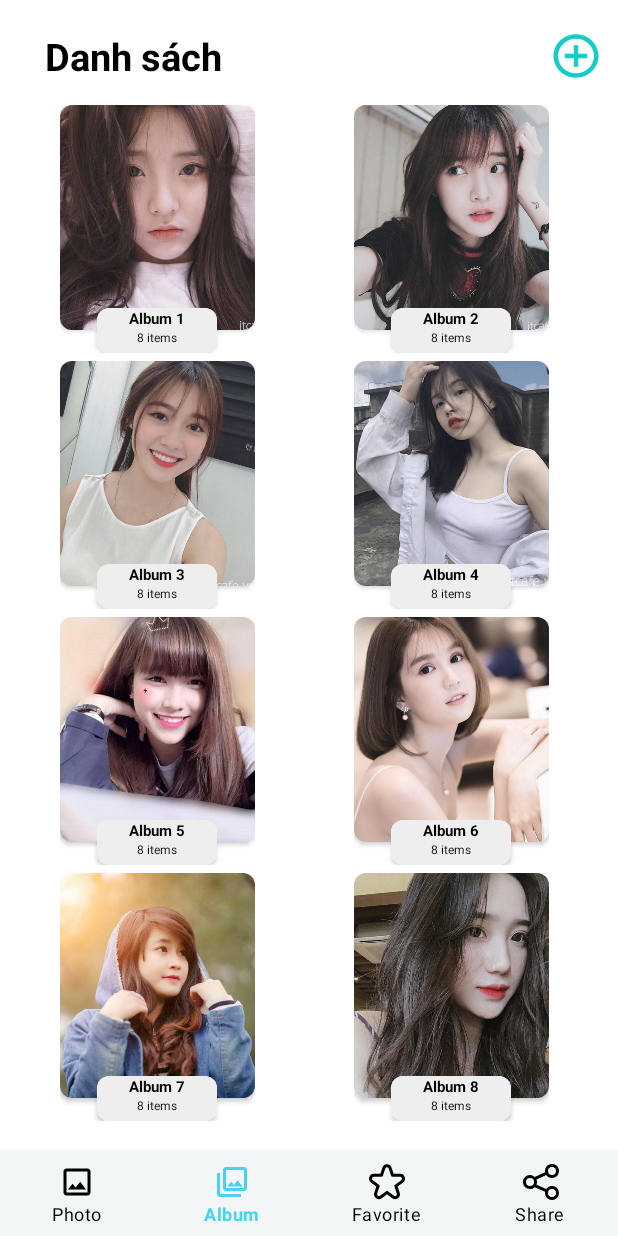
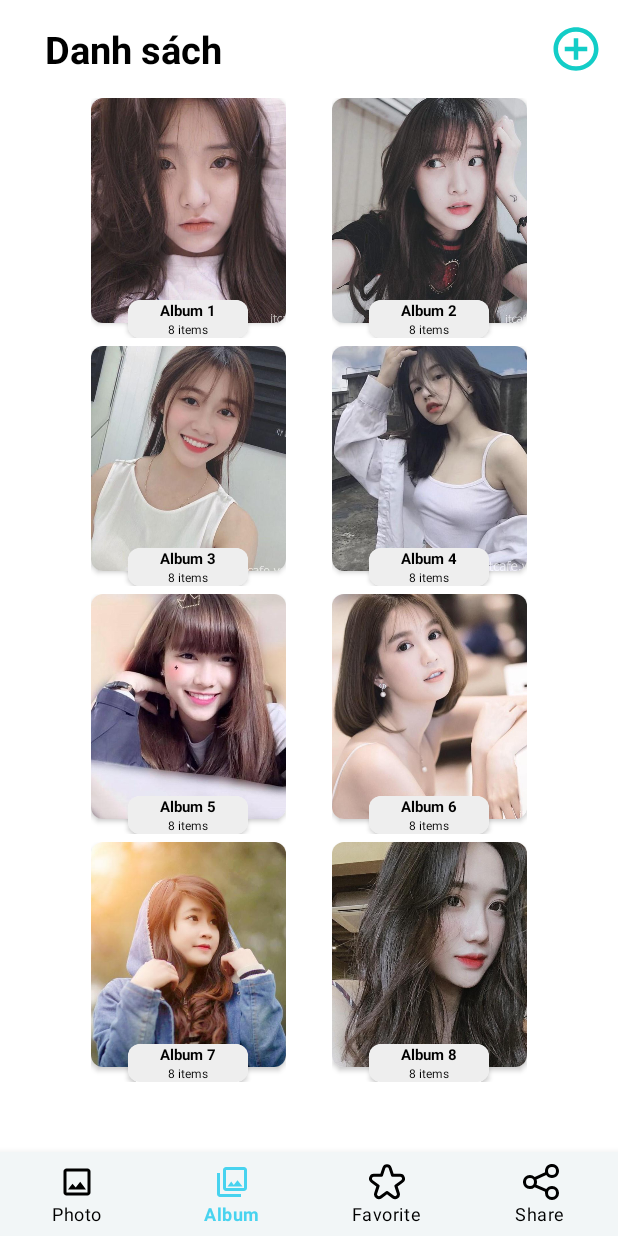
Before and after one commit to Ashpex/Simple-Gallery, an Android app: the screen it shows after launch (MainActivity), item 2 of the bottom bar chosen, on a phone screen of 412 x 824 dp. Run offline under Robolectric (Android 15) with nearby library versions, the phone set to English and light mode, and no system bars; libraries missing offline, so code that uses them is left out: com.gun0912.tedpermission; 2 statements that could not run were skipped.

Commit message:
album ui

```diff
--- a/app/src/main/res/layout/activity_picture.xml
+++ b/app/src/main/res/layout/activity_picture.xml
@@ -14,6 +14,8 @@
         <ImageView
             android:id="@+id/imgViewBack"
             android:layout_width="0dp"
+            android:layout_marginTop="2.5dp"
+            android:layout_marginBottom="2.5dp"
             android:layout_weight="0.1"
             android:layout_height="match_parent"
             android:layout_gravity="start"
@@ -30,6 +32,8 @@
         <ImageView
             android:layout_gravity="end"
             android:layout_width="0dp"
+            android:layout_marginTop="2.5dp"
+            android:layout_marginBottom="2.5dp"
             android:layout_height="match_parent"
             android:layout_weight="0.1"
 
--- a/app/src/main/res/layout/fragment_album.xml
+++ b/app/src/main/res/layout/fragment_album.xml
@@ -8,7 +8,7 @@
         android:layout_width="match_parent"
         android:layout_height="wrap_content"
         android:orientation="horizontal"
-        android:layout_marginTop="10dp"
+        android:layout_marginTop="5dp"
         android:padding="10dp">
         <TextView
             android:text="Danh sách"
@@ -29,7 +29,6 @@
     <androidx.recyclerview.widget.RecyclerView
         android:layout_gravity="center"
         android:id="@+id/ryc_album"
-        android:layout_width="match_parent"
-        android:layout_height="match_parent"
-        android:layout_marginStart="20dp" />
+        android:layout_width="wrap_content"
+        android:layout_height="match_parent" />
 </LinearLayout>
--- a/app/src/main/res/layout/item_album.xml
+++ b/app/src/main/res/layout/item_album.xml
@@ -3,8 +3,9 @@
     xmlns:app="http://schemas.android.com/apk/res-auto"
     android:layout_width="wrap_content"
     android:layout_height="165dp"
-    android:layout_marginStart="10dp"
-    android:layout_marginTop="5dp">
+    android:paddingLeft="15dp"
+    android:paddingRight="15dp"
+    android:paddingTop="5dp">
     <androidx.cardview.widget.CardView
         android:id="@+id/img_item_album"
         android:layout_width="130dp"
@@ -33,7 +34,7 @@
         <LinearLayout
             android:orientation="vertical"
             android:layout_width="80dp"
-            android:layout_height="30dp"
+            android:layout_height="25dp"
             android:background="#EEEEEE">
             <TextView
                 android:id="@+id/txtName_album"
```
Also changed, not shown: app/src/main/res/layout/fragment_list_album.xml (+16 -17 lines), app/src/main/res/layout/item_picture.xml (+8 -14 lines).
